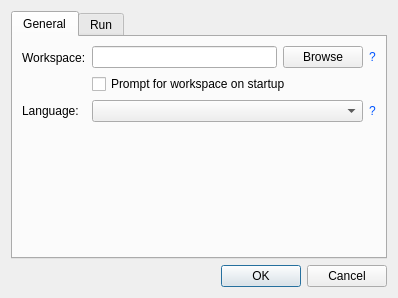
ufopleds/DengueME, file source/src/options.ui: the form before one commit.
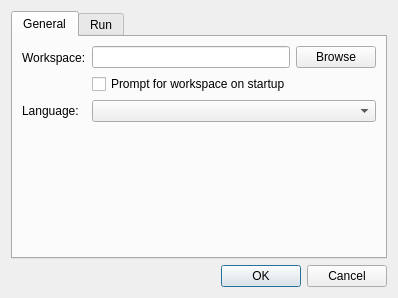
The form after the commit.

The edit to the form file:
```diff
--- a/source/src/options.ui
+++ b/source/src/options.ui
@@ -53,25 +53,6 @@
            </property>
           </widget>
          </item>
-         <item>
-          <widget class="QLabel" name="label_6">
-           <property name="cursor">
-            <cursorShape>WhatsThisCursor</cursorShape>
-           </property>
-           <property name="toolTip">
-            <string>&lt;html&gt;&lt;head/&gt;&lt;body&gt;&lt;p&gt;Restart DengueME to apply changes.&lt;/p&gt;&lt;/body&gt;&lt;/html&gt;</string>
-           </property>
-           <property name="styleSheet">
-            <string notr="true">color: rgb(0, 85, 255);</string>
-           </property>
-           <property name="text">
-            <string>?</string>
-           </property>
-           <property name="textFormat">
-            <enum>Qt::AutoText</enum>
-           </property>
-          </widget>
-         </item>
         </layout>
        </item>
        <item row="2" column="1">
@@ -94,25 +75,6 @@
              </property>
             </widget>
            </item>
-           <item>
-            <widget class="QLabel" name="label_3">
-             <property name="cursor">
-              <cursorShape>WhatsThisCursor</cursorShape>
-             </property>
-             <property name="toolTip">
-              <string>&lt;html&gt;&lt;head/&gt;&lt;body&gt;&lt;p&gt;Directory where new projects will be created.&lt;/p&gt;&lt;/body&gt;&lt;/html&gt;</string>
-             </property>
-             <property name="styleSheet">
-              <string notr="true">color: rgb(0, 85, 255);</string>
-             </property>
-             <property name="text">
-              <string>?</string>
-             </property>
-             <property name="textFormat">
-              <enum>Qt::AutoText</enum>
-             </property>
-            </widget>
-           </item>
           </layout>
          </item>
          <item>
```
Left out of the diff: 38 changed lines with no effect on the pictures.
